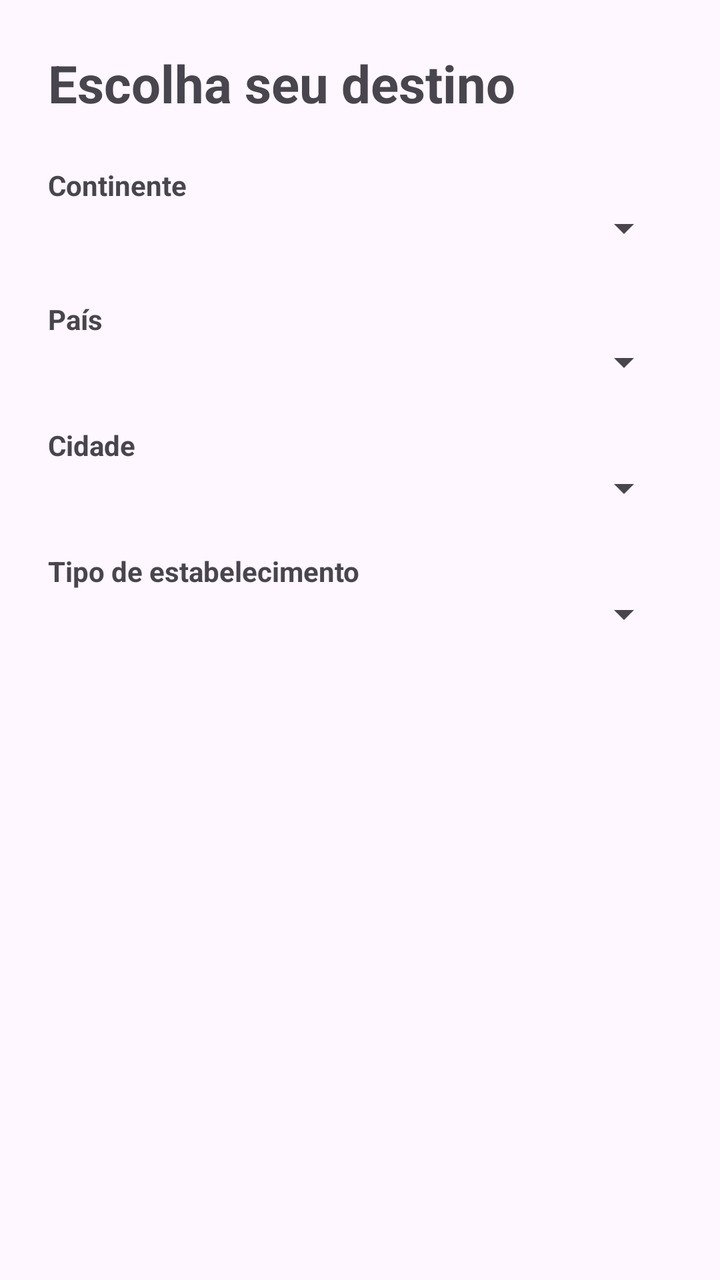
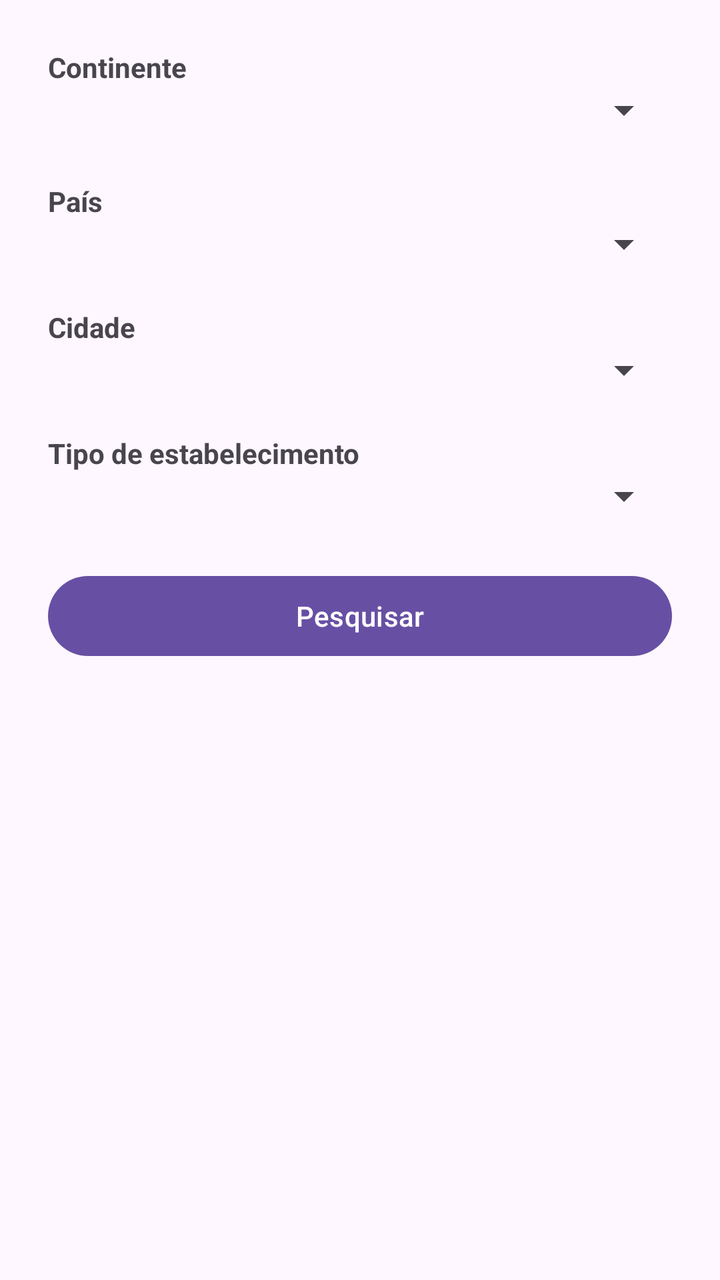

Screens rendered from an Android XML layout before and after an edit, with the pre-edit source and the edit as a unified diff.
<!-- AndroidManifest.xml: application theme Theme.ViagemPeloMundo -->
<!-- res/layout/fragment_continentes.xml -->
<?xml version="1.0" encoding="utf-8"?>
<LinearLayout
    xmlns:android="http://schemas.android.com/apk/res/android"
    android:layout_width="match_parent"
    android:layout_height="match_parent"
    android:orientation="vertical"
    android:padding="24dp">

    <TextView
        android:id="@+id/txtTitulo"
        android:layout_width="wrap_content"
        android:layout_height="wrap_content"
        android:text="Escolha seu destino"
        android:textSize="26sp"
        android:textStyle="bold"
        android:layout_marginBottom="24dp" />

    <TextView
        android:layout_width="wrap_content"
        android:layout_height="wrap_content"
        android:text="Continente"
        android:textStyle="bold" />

    <Spinner
        android:id="@+id/spinnerContinente"
        android:layout_width="match_parent"
        android:layout_height="wrap_content"
        android:layout_marginBottom="24dp" />

    <TextView
        android:layout_width="wrap_content"
        android:layout_height="wrap_content"
        android:text="País"
        android:textStyle="bold" />

    <Spinner
        android:id="@+id/spinnerPais"
        android:layout_width="match_parent"
        android:layout_height="wrap_content"
        android:layout_marginBottom="20dp" />

    <TextView
        android:layout_width="wrap_content"
        android:layout_height="wrap_content"
        android:text="Cidade"
        android:textStyle="bold" />

    <Spinner
        android:id="@+id/spinnerCidade"
        android:layout_width="match_parent"
        android:layout_height="wrap_content"
        android:layout_marginBottom="20dp" />

    <TextView
        android:layout_width="wrap_content"
        android:layout_height="wrap_content"
        android:text="Tipo de estabelecimento"
        android:textStyle="bold" />

    <Spinner
        android:id="@+id/spinnerTipo"
        android:layout_width="match_parent"
        android:layout_height="wrap_content" />


</LinearLayout>
<!-- resources referenced by this layout -->
<resources>
  <style name="Theme.ViagemPeloMundo" parent="Base.Theme.ViagemPeloMundo" />
  <style name="Base.Theme.ViagemPeloMundo" parent="Theme.Material3.DayNight.NoActionBar">
          
          
      </style>
</resources>

<!-- the commit's change to res/layout/fragment_continentes.xml (unified diff, before → after) -->
@@ -6,14 +6,6 @@
     android:orientation="vertical"
     android:padding="24dp">
 
-    <TextView
-        android:id="@+id/txtTitulo"
-        android:layout_width="wrap_content"
-        android:layout_height="wrap_content"
-        android:text="Escolha seu destino"
-        android:textSize="26sp"
-        android:textStyle="bold"
-        android:layout_marginBottom="24dp" />
 
     <TextView
         android:layout_width="wrap_content"
@@ -62,5 +54,12 @@
         android:layout_width="match_parent"
         android:layout_height="wrap_content" />
 
+    <Button
+        android:id="@+id/btn_pesquisar"
+        android:layout_width="match_parent"
+        android:layout_height="wrap_content"
+        android:layout_marginTop="24dp"
+        android:text="Pesquisar" />
+
 
 </LinearLayout>
